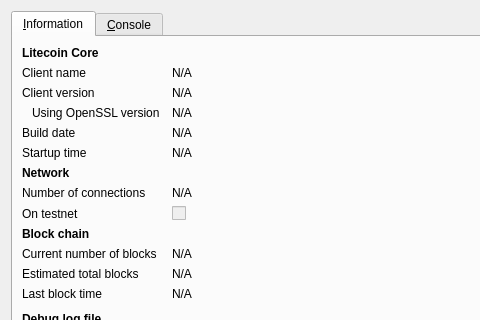
The window that src/qt/forms/rpcconsole.ui (legendcoin/legendcoin) describes before a commit, drawn with Qt 5; both pictures show x 0 to 480 and y 0 to 320 of the 740 by 450 pixel window.
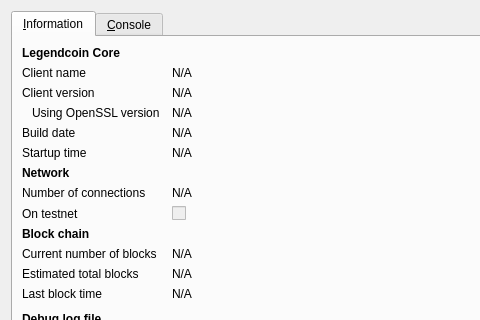
The same window after the commit. Icons and pictures are not drawn.

The edit to the form file:
```diff
--- a/src/qt/forms/rpcconsole.ui
+++ b/src/qt/forms/rpcconsole.ui
@@ -36,7 +36,7 @@
           </font>
          </property>
          <property name="text">
-          <string>Litecoin Core</string>
+          <string>Legendcoin Core</string>
          </property>
         </widget>
        </item>
```
Left out of the diff: 6 changed lines with no effect on the pictures.
